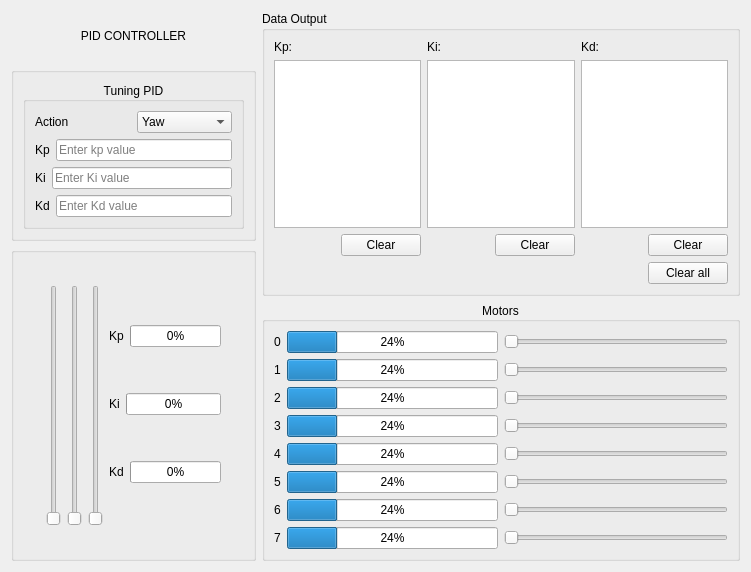
The window that ros2_ws/src/gui_node/src/pid_controller.ui (Mechatronics-SDSU/Mechatronics-2023) describes before a commit, drawn with Qt 5.
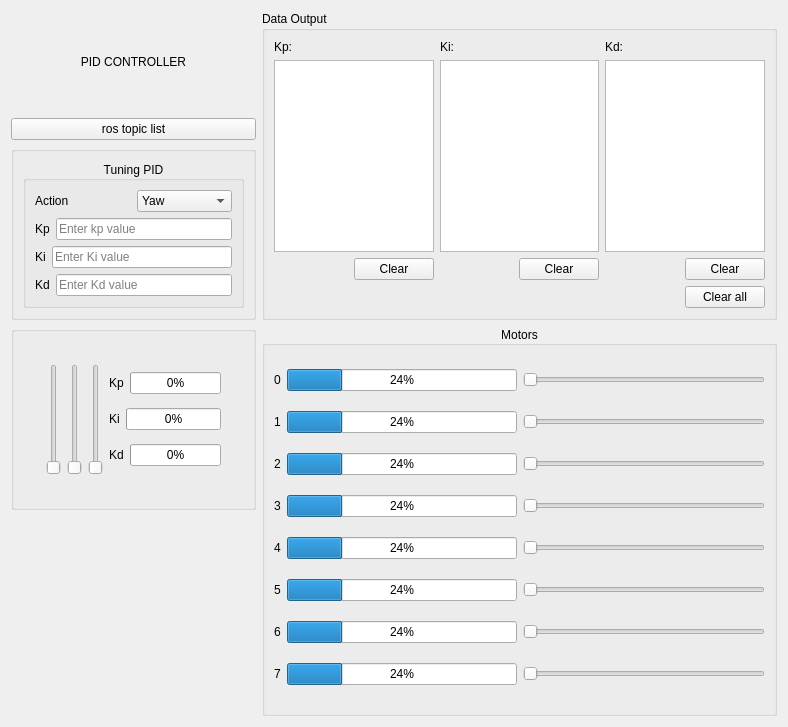
The same window after the commit.

Commit message: set valid pid rng, topic list & start script added

What changed in the file:
```diff
--- a/ros2_ws/src/gui_node/src/pid_controller.ui
+++ b/ros2_ws/src/gui_node/src/pid_controller.ui
@@ -6,8 +6,8 @@
    <rect>
     <x>0</x>
     <y>0</y>
-    <width>751</width>
-    <height>572</height>
+    <width>788</width>
+    <height>727</height>
    </rect>
   </property>
   <property name="mouseTracking">
@@ -20,349 +20,183 @@
    <string notr="true"/>
   </property>
   <layout class="QGridLayout" name="gridLayout">
-   <item row="3" column="1">
-    <widget class="QGroupBox" name="groupBox_4">
-     <property name="title">
-      <string>Motors</string>
+   <item row="0" column="0">
+    <widget class="QLabel" name="label">
+     <property name="maximumSize">
+      <size>
+       <width>600</width>
+       <height>200</height>
+      </size>
+     </property>
+     <property name="styleSheet">
+      <string notr="true">font: 22pt &quot;Sans Serif&quot;;</string>
+     </property>
+     <property name="text">
+      <string>PID CONTROLLER</string>
      </property>
      <property name="alignment">
       <set>Qt::AlignCenter</set>
      </property>
-     <layout class="QVBoxLayout" name="verticalLayout_2">
-      <item>
-       <layout class="QHBoxLayout" name="horizontalLayout_14">
-        <item>
-         <layout class="QHBoxLayout" name="horizontalLayout_2">
-          <item>
-           <widget class="QLabel" name="label_9">
-            <property name="text">
-             <string>0</string>
-            </property>
-           </widget>
-          </item>
-          <item>
-           <widget class="QProgressBar" name="progressBar">
-            <property name="value">
-             <number>24</number>
-            </property>
-           </widget>
-          </item>
-         </layout>
-        </item>
-        <item>
-         <widget class="QSlider" name="horizontalSlider_2">
-          <property name="orientation">
-           <enum>Qt::Horizontal</enum>
-          </property>
-         </widget>
-        </item>
-       </layout>
-      </item>
-      <item>
-       <layout class="QHBoxLayout" name="horizontalLayout_15">
-        <item>
-         <layout class="QHBoxLayout" name="horizontalLayout_6">
-          <item>
-           <widget class="QLabel" name="label_10">
-            <property name="text">
-             <string>1</string>
-            </property>
-           </widget>
-          </item>
-          <item>
-           <widget class="QProgressBar" name="progressBar_2">
-            <property name="value">
-             <number>24</number>
-            </property>
-           </widget>
-          </item>
-         </layout>
-        </item>
-        <item>
-         <widget class="QSlider" name="horizontalSlider">
-          <property name="orientation">
-           <enum>Qt::Horizontal</enum>
-          </property>
-         </widget>
-        </item>
-       </layout>
-      </item>
-      <item>
-       <layout class="QHBoxLayout" name="horizontalLayout_16">
-        <item>
-         <layout class="QHBoxLayout" name="horizontalLayout_8">
-          <item>
-           <widget class="QLabel" name="label_11">
-            <property name="text">
-             <string>2</string>
-            </property>
-           </widget>
-          </item>
-          <item>
-           <widget class="QProgressBar" name="progressBar_3">
-            <property name="value">
-             <number>24</number>
-            </property>
-           </widget>
-          </item>
-         </layout>
-        </item>
-        <item>
-         <widget class="QSlider" name="horizontalSlider_3">
-          <property name="orientation">
-           <enum>Qt::Horizontal</enum>
-          </property>
-         </widget>
-        </item>
-       </layout>
-      </item>
-      <item>
-       <layout class="QHBoxLayout" name="horizontalLayout_17">
-        <item>
-         <layout class="QHBoxLayout" name="horizontalLayout_9">
-          <item>
-           <widget class="QLabel" name="label_12">
-            <property name="text">
-             <string>3</string>
-            </property>
-           </widget>
-          </item>
-          <item>
-           <widget class="QProgressBar" name="progressBar_4">
-            <property name="value">
-             <number>24</number>
-            </property>
-           </widget>
-          </item>
-         </layout>
-        </item>
-        <item>
-         <widget class="QSlider" name="horizontalSlider_5">
-          <property name="orientation">
-           <enum>Qt::Horizontal</enum>
-          </property>
-         </widget>
-        </item>
-       </layout>
-      </item>
-      <item>
-       <layout class="QHBoxLayout" name="horizontalLayout_18">
-        <item>
-         <layout class="QHBoxLayout" name="horizontalLayout_10">
-          <item>
-           <widget class="QLabel" name="label_14">
-            <property name="text">
-             <string>4</string>
-            </property>
-           </widget>
-          </item>
-          <item>
-           <widget class="QProgressBar" name="progressBar_5">
-            <property name="value">
-             <number>24</number>
-            </property>
-           </widget>
-          </item>
-         </layout>
-        </item>
-        <item>
-         <widget class="QSlider" name="horizontalSlider_4">
-          <property name="orientation">
-           <enum>Qt::Horizontal</enum>
-          </property>
-         </widget>
-        </item>
-       </layout>
-      </item>
-      <item>
-       <layout class="QHBoxLayout" name="horizontalLayout_19">
-        <item>
-         <layout class="QHBoxLayout" name="horizontalLayout_11">
-          <item>
-           <widget class="QLabel" name="label_13">
-            <property name="text">
-             <string>5</string>
-            </property>
-           </widget>
-          </item>
-          <item>
-           <widget class="QProgressBar" name="progressBar_6">
-            <property name="value">
-             <number>24</number>
-            </property>
-           </widget>
-          </item>
-         </layout>
-        </item>
-        <item>
-         <widget class="QSlider" name="horizontalSlider_7">
-          <property name="orientation">
-           <enum>Qt::Horizontal</enum>
-          </property>
-         </widget>
-        </item>
-       </layout>
-      </item>
-      <item>
-       <layout class="QHBoxLayout" name="horizontalLayout_20">
-        <item>
-         <layout class="QHBoxLayout" name="horizontalLayout_12">
-          <item>
-           <widget class="QLabel" name="label_15">
-            <property name="text">
-             <string>6</string>
-            </property>
-           </widget>
-          </item>
-          <item>
-           <widget class="QProgressBar" name="progressBar_7">
-            <property name="value">
-             <number>24</number>
-            </property>
-           </widget>
-          </item>
-         </layout>
-        </item>
-        <item>
-         <widget class="QSlider" name="horizontalSlider_6">
-          <property name="orientation">
-           <enum>Qt::Horizontal</enum>
-          </property>
-         </widget>
-        </item>
-       </layout>
-      </item>
-      <item>
-       <layout class="QHBoxLayout" name="horizontalLayout_21">
-        <item>
-         <layout class="QHBoxLayout" name="horizontalLayout_13">
-          <item>
-           <widget class="QLabel" name="label_16">
-            <property name="text">
-             <string>7</string>
-            </property>
-           </widget>
-          </item>
-          <item>
-           <widget class="QProgressBar" name="progressBar_8">
-            <property name="value">
-             <number>24</number>
-            </property>
-           </widget>
-          </item>
-         </layout>
-        </item>
-        <item>
-         <widget class="QSlider" name="horizontalSlider_8">
-          <property name="orientation">
-           <enum>Qt::Horizontal</enum>
-          </property>
-         </widget>
-        </item>
-       </layout>
-      </item>
-     </layout>
     </widget>
    </item>
-   <item row="2" column="0" rowspan="2">
-    <widget class="QGroupBox" name="groupBox_2">
-     <property name="maximumSize">
-      <size>
-       <width>1000</width>
-       <height>500</height>
-      </size>
-     </property>
+   <item row="0" column="1" rowspan="3">
+    <widget class="QGroupBox" name="groupBox_5">
      <property name="title">
-      <string/>
+      <string>Data Output</string>
      </property>
-     <layout class="QHBoxLayout" name="horizontalLayout">
+     <layout class="QVBoxLayout" name="verticalLayout_12">
       <item>
-       <layout class="QHBoxLayout" name="horizontalLayout_5">
-        <property name="leftMargin">
-         <number>23</number>
-        </property>
-        <property name="topMargin">
-         <number>23</number>
-        </property>
-        <property name="rightMargin">
-         <number>23</number>
-        </property>
-        <property name="bottomMargin">
-         <number>23</number>
-        </property>
+       <layout class="QHBoxLayout" name="horizontalLayout_25">
         <item>
-         <widget class="QSlider" name="kp_verticalSlider">
-          <property name="orientation">
-           <enum>Qt::Vertical</enum>
-          </property>
-         </widget>
-        </item>
-        <item>
-         <widget class="QSlider" name="ki_verticalSlider">
-          <property name="orientation">
-           <enum>Qt::Vertical</enum>
-          </property>
-         </widget>
-        </item>
-        <item>
-         <widget class="QSlider" name="kd_verticalSlider">
-          <property name="orientation">
-           <enum>Qt::Vertical</enum>
-          </property>
-         </widget>
-        </item>
-        <item>
-         <layout class="QVBoxLayout" name="verticalLayout">
+         <layout class="QVBoxLayout" name="verticalLayout_9">
           <item>
-           <layout class="QHBoxLayout" name="horizontalLayout_7">
+           <layout class="QVBoxLayout" name="verticalLayout_6">
             <item>
-             <widget class="QLabel" name="label_6">
-              <property name="text">
-               <string>Kp</string>
+             <layout class="QVBoxLayout" name="verticalLayout_3">
+              <item>
+               <widget class="QLabel" name="label_17">
+                <property name="text">
+                 <string>Kp:</string>
+                </property>
+               </widget>
+              </item>
+              <item>
+               <widget class="QTextEdit" name="kpOutput"/>
+              </item>
+             </layout>
+            </item>
+           </layout>
+          </item>
+          <item>
+           <layout class="QHBoxLayout" name="horizontalLayout_22">
+            <item>
+             <spacer name="horizontalSpacer">
+              <property name="orientation">
+               <enum>Qt::Horizontal</enum>
               </property>
-             </widget>
+              <property name="sizeHint" stdset="0">
+               <size>
+                <width>40</width>
+                <height>20</height>
+               </size>
+              </property>
+             </spacer>
             </item>
             <item>
-             <widget class="QProgressBar" name="kp_progressBar">
-              <property name="value">
-               <number>0</number>
+             <widget class="QPushButton" name="kpClearButton">
+              <property name="maximumSize">
+               <size>
+                <width>100</width>
+                <height>50</height>
+               </size>
               </property>
+              <property name="text">
+               <string>Clear</string>
+              </property>
              </widget>
             </item>
            </layout>
           </item>
+         </layout>
+        </item>
+        <item>
+         <layout class="QVBoxLayout" name="verticalLayout_10">
           <item>
-           <layout class="QHBoxLayout" name="horizontalLayout_4">
+           <layout class="QVBoxLayout" name="verticalLayout_7">
             <item>
-             <widget class="QLabel" name="label_7">
-              <property name="text">
-               <string>Ki</string>
+             <layout class="QVBoxLayout" name="verticalLayout_4">
+              <item>
+               <widget class="QLabel" name="label_18">
+                <property name="text">
+                 <string>Ki:</string>
+                </property>
+               </widget>
+              </item>
+              <item>
+               <widget class="QTextEdit" name="kiOutput"/>
+              </item>
+             </layout>
+            </item>
+           </layout>
+          </item>
+          <item>
+           <layout class="QHBoxLayout" name="horizontalLayout_23">
+            <item>
+             <spacer name="horizontalSpacer_2">
+              <property name="orientation">
+               <enum>Qt::Horizontal</enum>
               </property>
-             </widget>
+              <property name="sizeHint" stdset="0">
+               <size>
+                <width>40</width>
+                <height>20</height>
+               </size>
+              </property>
+             </spacer>
             </item>
             <item>
-             <widget class="QProgressBar" name="ki_progressBar">
-              <property name="value">
-               <number>0</number>
+             <widget class="QPushButton" name="kiClearButton">
+              <property name="maximumSize">
+               <size>
+                <width>100</width>
+                <height>50</height>
+               </size>
               </property>
+              <property name="text">
+               <string>Clear</string>
+              </property>
              </widget>
             </item>
            </layout>
           </item>
+         </layout>
+        </item>
+        <item>
+         <layout class="QVBoxLayout" name="verticalLayout_11">
           <item>
-           <layout class="QHBoxLayout" name="horizontalLayout_3">
+           <layout class="QVBoxLayout" name="verticalLayout_8">
             <item>
-             <widget class="QLabel" name="label_8">
-              <property name="text">
-               <string>Kd</string>
+             <layout class="QVBoxLayout" name="verticalLayout_5">
+              <item>
+               <widget class="QLabel" name="label_19">
+                <property name="text">
+                 <string>Kd:</string>
+                </property>
+               </widget>
+              </item>
+              <item>
+               <widget class="QTextEdit" name="kdOutput"/>
+              </item>
+             </layout>
+            </item>
+           </layout>
+          </item>
+          <item>
+           <layout class="QHBoxLayout" name="horizontalLayout_24">
+            <item>
+             <spacer name="horizontalSpacer_3">
+              <property name="orientation">
+               <enum>Qt::Horizontal</enum>
               </property>
-             </widget>
+              <property name="sizeHint" stdset="0">
+               <size>
+                <width>40</width>
+                <height>20</height>
+               </size>
+              </property>
+             </spacer>
             </item>
             <item>
-             <widget class="QProgressBar" name="kd_progressBar">
-              <property name="value">
-               <number>0</number>
+             <widget class="QPushButton" name="kdClearButton">
+              <property name="maximumSize">
+               <size>
+                <width>100</width>
+                <height>50</height>
+               </size>
               </property>
+              <property name="text">
+               <string>Clear</string>
+              </property>
              </widget>
             </item>
            </layout>
@@ -371,10 +205,41 @@
         </item>
        </layout>
       </item>
+      <item>
+       <layout class="QHBoxLayout" name="horizontalLayout_26">
+        <item>
+         <spacer name="horizontalSpacer_4">
+          <property name="orientation">
+           <enum>Qt::Horizontal</enum>
+          </property>
+          <property name="sizeHint" stdset="0">
+           <size>
+            <width>40</width>
+            <height>20</height>
+           </size>
+          </property>
+         </spacer>
+        </item>
+        <item>
+         <widget class="QPushButton" name="clearAllButton">
+          <property name="text">
+           <string>Clear all</string>
+          </property>
+         </widget>
+        </item>
+       </layout>
+      </item>
      </layout>
     </widget>
    </item>
    <item row="1" column="0">
+    <widget class="QPushButton" name="topicListButton">
+     <property name="text">
+      <string>ros topic list</string>
+     </property>
+    </widget>
+   </item>
+   <item row="2" column="0">
     <widget class="QGroupBox" name="groupBox_3">
      <property name="maximumSize">
       <size>
@@ -512,216 +377,378 @@
      </layout>
     </widget>
    </item>
-   <item row="0" column="0">
-    <widget class="QLabel" name="label">
+   <item row="3" column="0">
+    <widget class="QGroupBox" name="groupBox_2">
      <property name="maximumSize">
       <size>
-       <width>600</width>
+       <width>1000</width>
+       <height>500</height>
+      </size>
+     </property>
+     <property name="title">
+      <string/>
+     </property>
+     <layout class="QHBoxLayout" name="horizontalLayout">
+      <item>
+       <layout class="QHBoxLayout" name="horizontalLayout_5">
+        <property name="leftMargin">
+         <number>23</number>
+        </property>
+        <property name="topMargin">
+         <number>23</number>
+        </property>
+        <property name="rightMargin">
+         <number>23</number>
+        </property>
+        <property name="bottomMargin">
+         <number>23</number>
+        </property>
+        <item>
+         <widget class="QSlider" name="kp_verticalSlider">
+          <property name="orientation">
+           <enum>Qt::Vertical</enum>
+          </property>
+         </widget>
+        </item>
+        <item>
+         <widget class="QSlider" name="ki_verticalSlider">
+          <property name="orientation">
+           <enum>Qt::Vertical</enum>
+          </property>
+         </widget>
+        </item>
+        <item>
+         <widget class="QSlider" name="kd_verticalSlider">
+          <property name="orientation">
+           <enum>Qt::Vertical</enum>
+          </property>
+         </widget>
+        </item>
+        <item>
+         <layout class="QVBoxLayout" name="verticalLayout">
+          <item>
+           <layout class="QHBoxLayout" name="horizontalLayout_7">
+            <item>
+             <widget class="QLabel" name="label_6">
+              <property name="text">
+               <string>Kp</string>
+              </property>
+             </widget>
+            </item>
+            <item>
+             <widget class="QProgressBar" name="kp_progressBar">
+              <property name="value">
+               <number>0</number>
+              </property>
+             </widget>
+            </item>
+           </layout>
+          </item>
+          <item>
+           <layout class="QHBoxLayout" name="horizontalLayout_4">
+            <item>
+             <widget class="QLabel" name="label_7">
+              <property name="text">
+               <string>Ki</string>
+              </property>
+             </widget>
+            </item>
+            <item>
+             <widget class="QProgressBar" name="ki_progressBar">
+              <property name="value">
+               <number>0</number>
+              </property>
+             </widget>
+            </item>
+           </layout>
+          </item>
+          <item>
+           <layout class="QHBoxLayout" name="horizontalLayout_3">
+            <item>
+             <widget class="QLabel" name="label_8">
+              <property name="text">
+               <string>Kd</string>
+              </property>
+             </widget>
+            </item>
+            <item>
+             <widget class="QProgressBar" name="kd_progressBar">
+              <property name="value">
+               <number>0</number>
+              </property>
+             </widget>
+            </item>
+           </layout>
+          </item>
+         </layout>
+        </item>
+       </layout>
+      </item>
+     </layout>
+    </widget>
+   </item>
+   <item row="3" column="1" rowspan="2">
+    <layout class="QHBoxLayout" name="horizontalLayout_27">
+     <item>
+      <widget class="QGroupBox" name="groupBox_4">
+       <property name="title">
+        <string>Motors</string>
+       </property>
+       <property name="alignment">
+        <set>Qt::AlignCenter</set>
+       </property>
+       <layout class="QVBoxLayout" name="verticalLayout_2">
+        <item>
+         <layout class="QHBoxLayout" name="horizontalLayout_14">
+          <item>
+           <layout class="QHBoxLayout" name="horizontalLayout_2">
+            <item>
+             <widget class="QLabel" name="label_9">
+              <property name="text">
+               <string>0</string>
+              </property>
+             </widget>
+            </item>
+            <item>
+             <widget class="QProgressBar" name="progressBar">
+              <property name="value">
+               <number>24</number>
+              </property>
+             </widget>
+            </item>
+           </layout>
+          </item>
+          <item>
+           <widget class="QSlider" name="horizontalSlider_2">
+            <property name="orientation">
+             <enum>Qt::Horizontal</enum>
+            </property>
+           </widget>
+          </item>
+         </layout>
+        </item>
+        <item>
+         <layout class="QHBoxLayout" name="horizontalLayout_15">
+          <item>
+           <layout class="QHBoxLayout" name="horizontalLayout_6">
+            <item>
+             <widget class="QLabel" name="label_10">
+              <property name="text">
+               <string>1</string>
+              </property>
+             </widget>
+            </item>
+            <item>
+             <widget class="QProgressBar" name="progressBar_2">
+              <property name="value">
+               <number>24</number>
+              </property>
+             </widget>
+            </item>
+           </layout>
+          </item>
+          <item>
+           <widget class="QSlider" name="horizontalSlider">
+            <property name="orientation">
+             <enum>Qt::Horizontal</enum>
+            </property>
+           </widget>
+          </item>
+         </layout>
+        </item>
+        <item>
+         <layout class="QHBoxLayout" name="horizontalLayout_16">
+          <item>
+           <layout class="QHBoxLayout" name="horizontalLayout_8">
+            <item>
+             <widget class="QLabel" name="label_11">
+              <property name="text">
+               <string>2</string>
+              </property>
+             </widget>
+            </item>
+            <item>
+             <widget class="QProgressBar" name="progressBar_3">
+              <property name="value">
+               <number>24</number>
+              </property>
+             </widget>
+            </item>
+           </layout>
+          </item>
+          <item>
+           <widget class="QSlider" name="horizontalSlider_3">
+            <property name="orientation">
+             <enum>Qt::Horizontal</enum>
+            </property>
+           </widget>
+          </item>
+         </layout>
+        </item>
+        <item>
+         <layout class="QHBoxLayout" name="horizontalLayout_17">
+          <item>
+           <layout class="QHBoxLayout" name="horizontalLayout_9">
+            <item>
+             <widget class="QLabel" name="label_12">
+              <property name="text">
+               <string>3</string>
+              </property>
+             </widget>
+            </item>
+            <item>
+             <widget class="QProgressBar" name="progressBar_4">
+              <property name="value">
+               <number>24</number>
+              </property>
+             </widget>
+            </item>
+           </layout>
+          </item>
+          <item>
+           <widget class="QSlider" name="horizontalSlider_5">
+            <property name="orientation">
+             <enum>Qt::Horizontal</enum>
+            </property>
+           </widget>
+          </item>
+         </layout>
+        </item>
+        <item>
+         <layout class="QHBoxLayout" name="horizontalLayout_18">
+          <item>
+           <layout class="QHBoxLayout" name="horizontalLayout_10">
+            <item>
+             <widget class="QLabel" name="label_14">
+              <property name="text">
+               <string>4</string>
+              </property>
+             </widget>
+            </item>
+            <item>
+             <widget class="QProgressBar" name="progressBar_5">
+              <property name="value">
+               <number>24</number>
+              </property>
+             </widget>
+            </item>
+           </layout>
+          </item>
+          <item>
+           <widget class="QSlider" name="horizontalSlider_4">
+            <property name="orientation">
+             <enum>Qt::Horizontal</enum>
+            </property>
+           </widget>
+          </item>
+         </layout>
+        </item>
+        <item>
+         <layout class="QHBoxLayout" name="horizontalLayout_19">
+          <item>
+           <layout class="QHBoxLayout" name="horizontalLayout_11">
+            <item>
+             <widget class="QLabel" name="label_13">
+              <property name="text">
+               <string>5</string>
+              </property>
+             </widget>
+            </item>
+            <item>
+             <widget class="QProgressBar" name="progressBar_6">
+              <property name="value">
+               <number>24</number>
+              </property>
+             </widget>
+            </item>
+           </layout>
+          </item>
+          <item>
+           <widget class="QSlider" name="horizontalSlider_7">
+            <property name="orientation">
+             <enum>Qt::Horizontal</enum>
+            </property>
+           </widget>
+          </item>
+         </layout>
+        </item>
+        <item>
+         <layout class="QHBoxLayout" name="horizontalLayout_20">
+          <item>
+           <layout class="QHBoxLayout" name="horizontalLayout_12">
+            <item>
+             <widget class="QLabel" name="label_15">
+              <property name="text">
+               <string>6</string>
+              </property>
+             </widget>
+            </item>
+            <item>
+             <widget class="QProgressBar" name="progressBar_7">
+              <property name="value">
+               <number>24</number>
+              </property>
+             </widget>
+            </item>
+           </layout>
+          </item>
+          <item>
+           <widget class="QSlider" name="horizontalSlider_6">
+            <property name="orientation">
+             <enum>Qt::Horizontal</enum>
+            </property>
+           </widget>
+          </item>
+         </layout>
+        </item>
+        <item>
+         <layout class="QHBoxLayout" name="horizontalLayout_21">
+          <item>
+           <layout class="QHBoxLayout" name="horizontalLayout_13">
+            <item>
+             <widget class="QLabel" name="label_16">
+              <property name="text">
+               <string>7</string>
+              </property>
+             </widget>
+            </item>
+            <item>
+             <widget class="QProgressBar" name="progressBar_8">
+              <property name="value">
+               <number>24</number>
+              </property>
+             </widget>
+            </item>
+           </layout>
+          </item>
+          <item>
+           <widget class="QSlider" name="horizontalSlider_8">
+            <property name="orientation">
+             <enum>Qt::Horizontal</enum>
+            </property>
+           </widget>
+          </item>
+         </layout>
+        </item>
+       </layout>
+      </widget>
+     </item>
+    </layout>
+   </item>
+   <item row="4" column="0">
+    <widget class="QLabel" name="topicList">
+     <property name="minimumSize">
+      <size>
+       <width>200</width>
        <height>200</height>
       </size>
      </property>
      <property name="styleSheet">
-      <string notr="true">font: 22pt &quot;Sans Serif&quot;;</string>
+      <string notr="true">color: rgb(170, 170, 255);</string>
      </property>
      <property name="text">
-      <string>PID CONTROLLER</string>
+      <string/>
      </property>
-     <property name="alignment">
-      <set>Qt::AlignCenter</set>
-     </property>
-    </widget>
-   </item>
-   <item row="0" column="1" rowspan="3">
-    <widget class="QGroupBox" name="groupBox_5">
-     <property name="title">
-      <string>Data Output</string>
-     </property>
-     <layout class="QVBoxLayout" name="verticalLayout_12">
-      <item>
-       <layout class="QHBoxLayout" name="horizontalLayout_25">
-        <item>
-         <layout class="QVBoxLayout" name="verticalLayout_9">
-          <item>
-           <layout class="QVBoxLayout" name="verticalLayout_6">
-            <item>
-             <layout class="QVBoxLayout" name="verticalLayout_3">
-              <item>
-               <widget class="QLabel" name="label_17">
-                <property name="text">
-                 <string>Kp:</string>
-                </property>
-               </widget>
-              </item>
-              <item>
-               <widget class="QTextEdit" name="kpOutput"/>
-              </item>
-             </layout>
-            </item>
-           </layout>
-          </item>
-          <item>
-           <layout class="QHBoxLayout" name="horizontalLayout_22">
-            <item>
-             <spacer name="horizontalSpacer">
-              <property name="orientation">
-               <enum>Qt::Horizontal</enum>
-              </property>
-              <property name="sizeHint" stdset="0">
-               <size>
-                <width>40</width>
-                <height>20</height>
-               </size>
-              </property>
-             </spacer>
-            </item>
-            <item>
-             <widget class="QPushButton" name="kpClearButton">
-              <property name="maximumSize">
-               <size>
-                <width>100</width>
-                <height>50</height>
-               </size>
-              </property>
-              <property name="text">
-               <string>Clear</string>
-              </property>
-             </widget>
-            </item>
-           </layout>
-          </item>
-         </layout>
-        </item>
-        <item>
-         <layout class="QVBoxLayout" name="verticalLayout_10">
-          <item>
-           <layout class="QVBoxLayout" name="verticalLayout_7">
-            <item>
-             <layout class="QVBoxLayout" name="verticalLayout_4">
-              <item>
-               <widget class="QLabel" name="label_18">
-                <property name="text">
-                 <string>Ki:</string>
-                </property>
-               </widget>
-              </item>
-              <item>
-               <widget class="QTextEdit" name="kiOutput"/>
-              </item>
-             </layout>
-            </item>
-           </layout>
-          </item>
-          <item>
-           <layout class="QHBoxLayout" name="horizontalLayout_23">
-            <item>
-             <spacer name="horizontalSpacer_2">
-              <property name="orientation">
-               <enum>Qt::Horizontal</enum>
-              </property>
-              <property name="sizeHint" stdset="0">
-               <size>
-                <width>40</width>
-                <height>20</height>
-               </size>
-              </property>
-             </spacer>
-            </item>
-            <item>
-             <widget class="QPushButton" name="kiClearButton">
-              <property name="maximumSize">
-               <size>
-                <width>100</width>
-                <height>50</height>
-               </size>
-              </property>
-              <property name="text">
-               <string>Clear</string>
-              </property>
-             </widget>
-            </item>
-           </layout>
-          </item>
-         </layout>
-        </item>
-        <item>
-         <layout class="QVBoxLayout" name="verticalLayout_11">
-          <item>
-           <layout class="QVBoxLayout" name="verticalLayout_8">
-            <item>
-             <layout class="QVBoxLayout" name="verticalLayout_5">
-              <item>
-               <widget class="QLabel" name="label_19">
-                <property name="text">
-                 <string>Kd:</string>
-                </property>
-               </widget>
-              </item>
-              <item>
-               <widget class="QTextEdit" name="kdOutput"/>
-              </item>
-             </layout>
-            </item>
-           </layout>
-          </item>
-          <item>
-           <layout class="QHBoxLayout" name="horizontalLayout_24">
-            <item>
-             <spacer name="horizontalSpacer_3">
-              <property name="orientation">
-               <enum>Qt::Horizontal</enum>
-              </property>
-              <property name="sizeHint" stdset="0">
-               <size>
-                <width>40</width>
-                <height>20</height>
-               </size>
-              </property>
-             </spacer>
-            </item>
-            <item>
-             <widget class="QPushButton" name="kdClearButton">
-              <property name="maximumSize">
-               <size>
-                <width>100</width>
-                <height>50</height>
-               </size>
-              </property>
-              <property name="text">
-               <string>Clear</string>
-              </property>
-             </widget>
-            </item>
-           </layout>
-          </item>
-         </layout>
-        </item>
-       </layout>
-      </item>
-      <item>
-       <layout class="QHBoxLayout" name="horizontalLayout_26">
-        <item>
-         <spacer name="horizontalSpacer_4">
-          <property name="orientation">
-           <enum>Qt::Horizontal</enum>
-          </property>
-          <property name="sizeHint" stdset="0">
-           <size>
-            <width>40</width>
-            <height>20</height>
-           </size>
-          </property>
-         </spacer>
-        </item>
-        <item>
-         <widget class="QPushButton" name="clearAllButton">
-          <property name="text">
-           <string>Clear all</string>
-          </property>
-         </widget>
-        </item>
-       </layout>
-      </item>
-     </layout>
     </widget>
    </item>
   </layout>
```
The commit also changes 3 other files.
